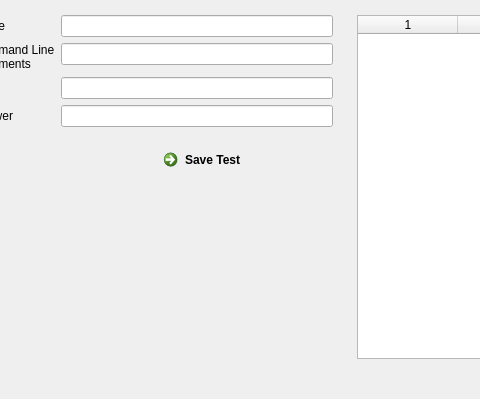
stott531/BEETS, file BEETS/ui_elements/main_window.ui: the form before one commit; both pictures show x 404 to 884 and y 81 to 480 of the 1114 by 480 pixel window.
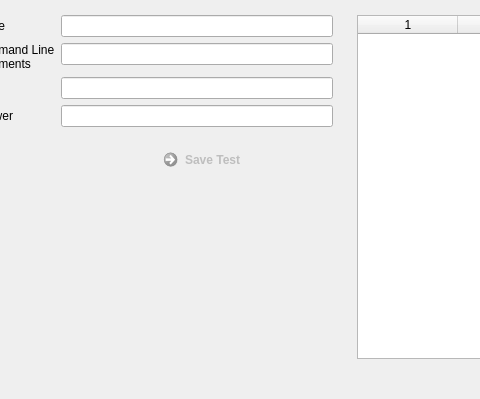
The form after the commit. The open tabs and pages were chosen to show the change. Icons and pictures are not drawn.

The edit to the form file:
```diff
--- a/BEETS/ui_elements/main_window.ui
+++ b/BEETS/ui_elements/main_window.ui
@@ -300,6 +300,9 @@
            </item>
            <item>
             <widget class="QCommandLinkButton" name="saveTest_4">
+             <property name="enabled">
+              <bool>false</bool>
+             </property>
              <property name="text">
               <string>Save Test</string>
              </property>
```
Left out of the diff: 2 changed lines with no effect on the pictures.
